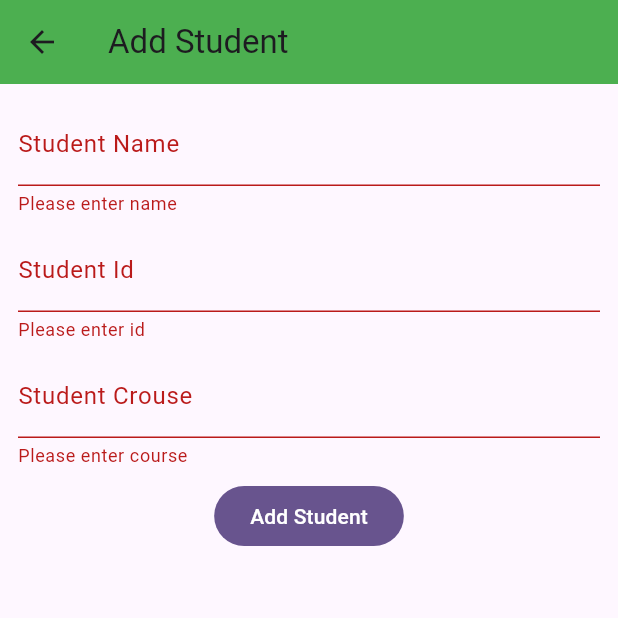
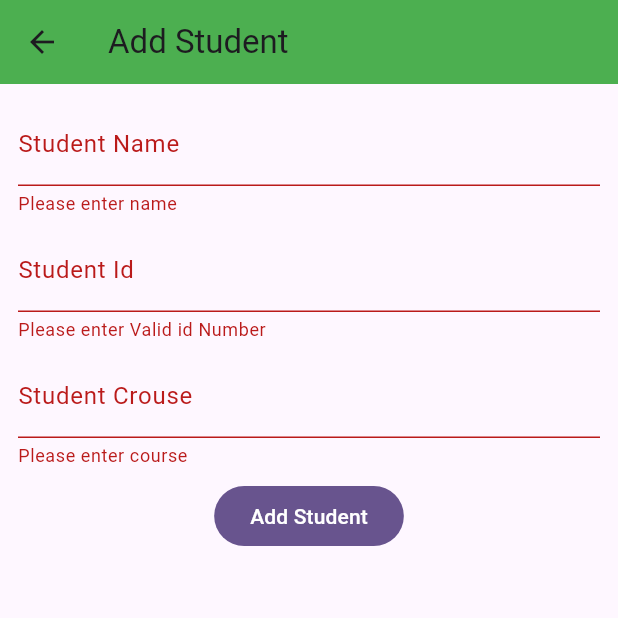
Before and after one commit to JAHIDULFAHAD/Ostad_Flutters, a Flutter app: the AddStudentScreen screen opened directly, after a tap on "Add Student", on a phone screen of 412 x 824 dp, the top half of it. Run offline on Flutter 3.47's test engine with Material 3 defaults, Android fonts, the light colour scheme and no system bars; our stand-ins replace cloud_firestore, device_preview, email_validator, firebase_analytics, firebase_auth, firebase_core and 8 more; missing offline and left inert: dart:ffi; accounts and stored records are empty.

Commit message:
done Assignment

```diff
--- a/students_management/lib/add_student_screen.dart
+++ b/students_management/lib/add_student_screen.dart
@@ -34,28 +34,29 @@ class _AddStudentScreenState extends State<AddStudentScreen> {
                     return 'Please enter name';
                   }
                   return null;
-                  }
+                },
               ),
               TextFormField(
                 controller: _idController,
+                keyboardType: TextInputType.number,
                 decoration: const InputDecoration(labelText: 'Student Id'),
                 validator: (String? value) {
-                    if (value!.trim().isEmpty == true) {
-                      return 'Please enter id';
+                  if (value!.trim().isEmpty == true ||
+                      int.tryParse(value) == null) {
+                    return 'Please enter Valid id Number';
                   }
                   return null;
-                  }
+                },
               ),
               TextFormField(
                 controller: _courseController,
-                  decoration: const InputDecoration(
-                      labelText: 'Student Crouse'),
+                decoration: const InputDecoration(labelText: 'Student Crouse'),
                 validator: (String? value) {
                   if (value!.trim().isEmpty == true) {
                     return 'Please enter course';
                   }
                   return null;
-                  }
+                },
               ),
               FilledButton(
                 onPressed: () {
@@ -70,18 +71,33 @@ class _AddStudentScreenState extends State<AddStudentScreen> {
     );
   }
 
-  void _addStudent() {
+  void _addStudent() async {
     if (!_formKey.currentState!.validate()) {
       return;
     }
-    FirebaseFirestore.instance.collection('students').doc().set({
+
+    try {
+      await FirebaseFirestore.instance.collection('students').doc().set({
         'name': _nameController.text,
         'roll_Number': int.parse(_idController.text),
         'course': _courseController.text,
       });
+
       Navigator.pop(context);
-    ScaffoldMessenger.of(context).showSnackBar(
-      const SnackBar(content: Text('Student Added')),
-    );
+
+      ScaffoldMessenger.of(
+        context,
+      ).showSnackBar(const SnackBar(content: Text('Student Added')));
+    } catch (e) {
+      String message = "Something went wrong! Please try again.";
+      if (e.toString().contains("invalid-argument")) {
+        message = "Invalid data format!";
+      } else if (e.toString().contains("not-found")) {
+        message = "Collection not found!";
+      }
+      ScaffoldMessenger.of(
+        context,
+      ).showSnackBar(SnackBar(content: Text(message)));
     }
   }
+}
--- a/students_management/lib/home_screen.dart
+++ b/students_management/lib/home_screen.dart
@@ -32,8 +32,8 @@ class _HomeScreenState extends State<HomeScreen> {
                 Student(
                   id: doc.id,
                   name: doc['name'],
-                  student_id: doc['roll_Number'],
-                  department: doc['course'],
+                  roll_Number: doc['roll_Number'],
+                  course: doc['course'],
                 ),
               );
             }
@@ -46,9 +46,9 @@ class _HomeScreenState extends State<HomeScreen> {
                     crossAxisAlignment: CrossAxisAlignment.start,
                     children: [
                       SizedBox(height: 5,),
-                      Text('Id:- ${_studentList[index].student_id}'),
+                      Text('Roll Number:- ${_studentList[index].roll_Number}'),
                       SizedBox(height: 5),
-                      Text('Department:- ${_studentList[index].department}'),
+                      Text('Crouse:- ${_studentList[index].course}'),
                     ],
                   ),
                 );
--- a/students_management/lib/student.dart
+++ b/students_management/lib/student.dart
@@ -1,9 +1,9 @@
 class Student {
   final String id;
   final String name;
-  final int student_id;
-  final String department;
+  final int roll_Number;
+  final String course;
 
-  Student({required this.id, required this.name, required this.student_id, required this.department});
+  Student({required this.id, required this.name, required this.roll_Number, required this.course});
 
 }
```
Lines whose indentation alone changed are shown as unchanged.
